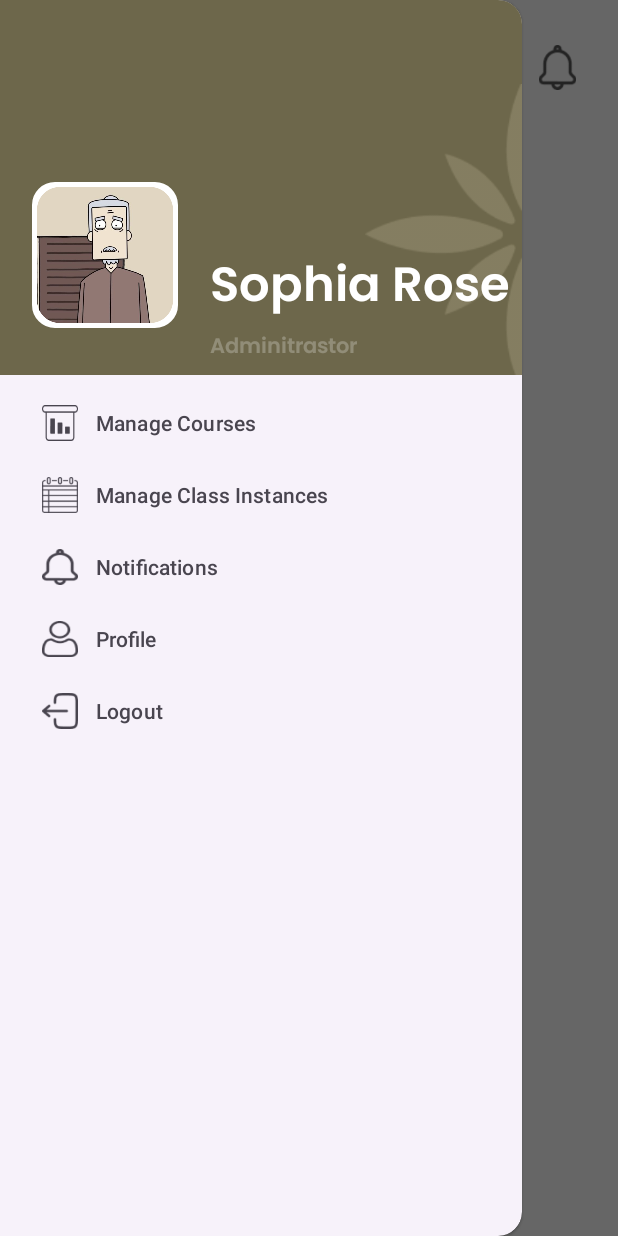
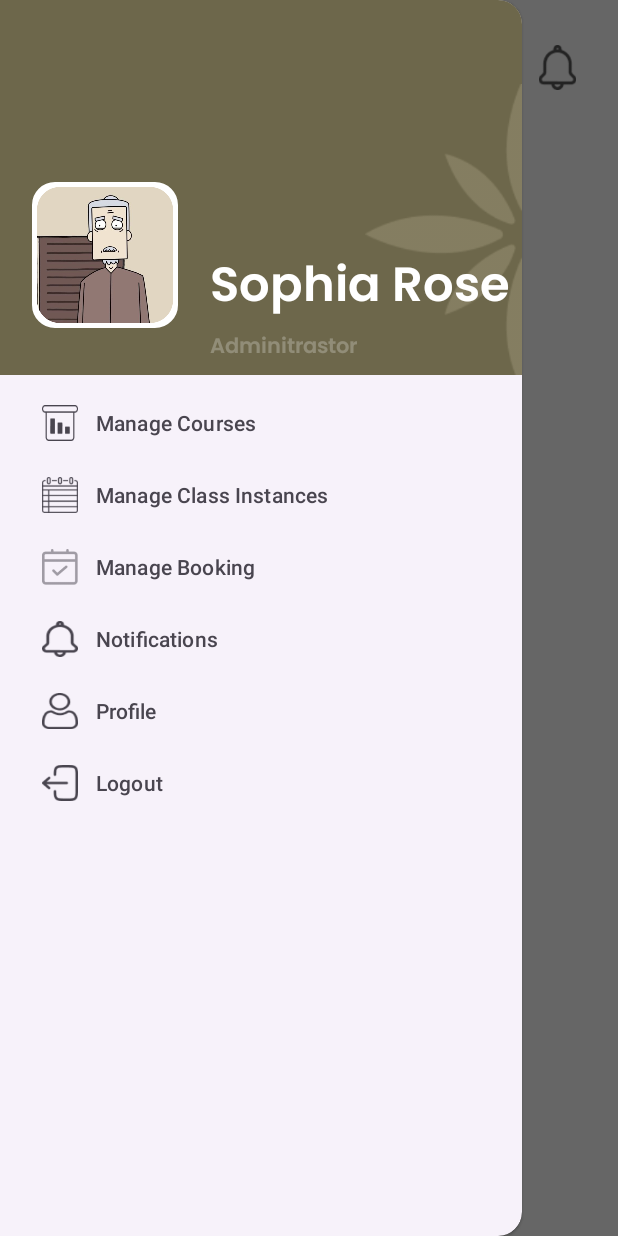
Before and after one commit to MobileApp-YinYoga/YinYoga-admin, an Android app: the MainActivity screen opened directly, with no data from a screen before it, in the side drawer, after a tap on "Manage Class Instances", on a phone screen of 412 x 824 dp. Run offline under Robolectric (Android 15) with nearby library versions, the phone set to English and light mode, and no system bars; our stand-ins replace Firebase (no records; nobody signed in at launch, a user with empty details on screens opened directly); 1 statement that could not run was skipped.

Commit message:
refactor code

```diff
--- a/app/src/main/java/com/example/yinyoga/activities/MainActivity.java
+++ b/app/src/main/java/com/example/yinyoga/activities/MainActivity.java
@@ -20,6 +20,7 @@ import androidx.fragment.app.Fragment;
 import androidx.fragment.app.FragmentManager;
 
 import com.example.yinyoga.R;
+import com.example.yinyoga.fragments.ManageBookingFragment;
 import com.example.yinyoga.fragments.ManageClassInstancesFragment;
 import com.example.yinyoga.fragments.ManageCoursesFragment;
 import com.example.yinyoga.models.Course;
@@ -126,6 +127,8 @@ public class MainActivity extends AppCompatActivity implements NetworkUtil.Netwo
                 selectedFragment = new ManageCoursesFragment();
             } else if (id == R.id.nav_manage_class_instances) {
                 selectedFragment = new ManageClassInstancesFragment();
+            } else if (id == R.id.nav_manage_booking) {
+                selectedFragment = new ManageBookingFragment();
             } else if (id == R.id.nav_profile) {
                 // Start the Activity for the user profile page
                 Intent intent = new Intent(MainActivity.this, ManageUserActivity.class);
--- a/app/src/main/java/com/example/yinyoga/database/Database.java
+++ b/app/src/main/java/com/example/yinyoga/database/Database.java
@@ -106,7 +106,7 @@ public class Database extends SQLiteOpenHelper {
             Log.d("Database", "Table Class Instances created successfully");
 
             String CREATE_NOTIFICATIONS_TABLE = "CREATE TABLE IF NOT EXISTS " + TABLE_NOTIFICATIONS + " ("
-                    + COLUMN_NOTIFICATION_ID + " INTEGER PRIMARY KEY AUTOINCREMENT, "
+                    + COLUMN_NOTIFICATION_ID + " TEXT PRIMARY KEY DEFAULT (lower(hex(randomblob(16)))), "
                     + COLUMN_NOTIFICATION_EMAIL + " TEXT NOT NULL, "
                     + COLUMN_NOTIFICATION_TITLE + " TEXT NOT NULL, "
                     + COLUMN_NOTIFICATION_DESCRIPTION + " TEXT, "
--- a/app/src/main/java/com/example/yinyoga/repository/NotificationRepository.java
+++ b/app/src/main/java/com/example/yinyoga/repository/NotificationRepository.java
@@ -36,13 +36,13 @@ public class NotificationRepository {
 
     public List<Notification> getAllNotifications() {
         List<Notification> notifications = new ArrayList<>();
-        String query = "SELECT * FROM notifications ORDER BY createdDate DESC";
+        String query = "SELECT * FROM notifications WHERE email = '' ORDER BY createdDate DESC";
 
         try (SQLiteDatabase db = database.getReadableDatabase();
              Cursor cursor = db.rawQuery(query, null)) {
             while (cursor.moveToNext()) {
                 Notification notification = new Notification(
-                        cursor.getInt(0),
+                        cursor.getString(0),
                         cursor.getString(1),
                         cursor.getString(2),
                         cursor.getString(3),
@@ -72,7 +72,7 @@ public class NotificationRepository {
 
     public void clearAllNotifications() {
         try (SQLiteDatabase db = database.getWritableDatabase()) {
-            db.delete("notifications", null, null);
+            db.delete("notifications", "email = ?", new String[]{""});
         }
     }
 }
--- a/app/src/main/java/com/example/yinyoga/sync/SyncNotificationManager.java
+++ b/app/src/main/java/com/example/yinyoga/sync/SyncNotificationManager.java
@@ -20,9 +20,8 @@ import java.util.List;
 import java.util.Map;
 
 public class SyncNotificationManager {
-
-    private FirebaseFirestore db;
-    private Database dbHelper;
+    private final FirebaseFirestore db;
+    private final Database dbHelper;
     private final NotificationRepository notificationRepository;
 
     public SyncNotificationManager(Context context) {
--- /dev/null
+++ b/app/src/main/res/layout/fragment_manage_booking.xml
@@ -0,0 +1,6 @@
+<?xml version="1.0" encoding="utf-8"?>
+<androidx.constraintlayout.widget.ConstraintLayout xmlns:android="http://schemas.android.com/apk/res/android"
+    android:layout_width="match_parent"
+    android:layout_height="match_parent">
+
+</androidx.constraintlayout.widget.ConstraintLayout>
--- a/app/src/main/res/menu/nav_menu.xml
+++ b/app/src/main/res/menu/nav_menu.xml
@@ -8,6 +8,11 @@
         android:id="@+id/nav_manage_class_instances"
         android:title="Manage Class Instances"
         android:icon="@drawable/ic_manage_class_instances" />
+
+    <item
+        android:id="@+id/nav_manage_booking"
+        android:title="Manage Booking"
+        android:icon="@drawable/ic_manage_booking" />
 
     <item
         android:id="@+id/nav_notifications"
```
Also changed, not shown: app/src/main/java/com/example/yinyoga/activities/NotificationActivity.java (+4 -4 lines), app/src/main/java/com/example/yinyoga/fragments/ManageBookingFragment.java (+22 -1 lines), app/src/main/java/com/example/yinyoga/fragments/ManageClassInstancesFragment.java (+4 -4 lines), app/src/main/java/com/example/yinyoga/fragments/ManageCoursesFragment.java (+3 -6 lines), app/src/main/java/com/example/yinyoga/models/Notification.java (+45 -14 lines), app/src/main/res/drawable/ic_manage_booking.png (added).
